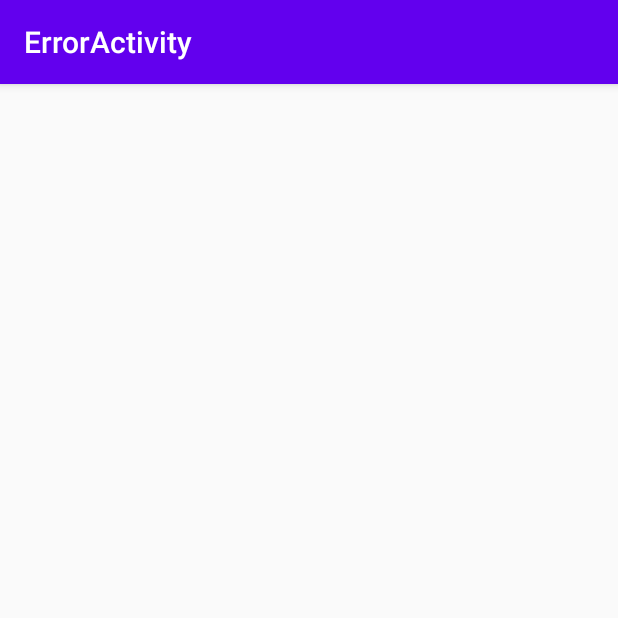
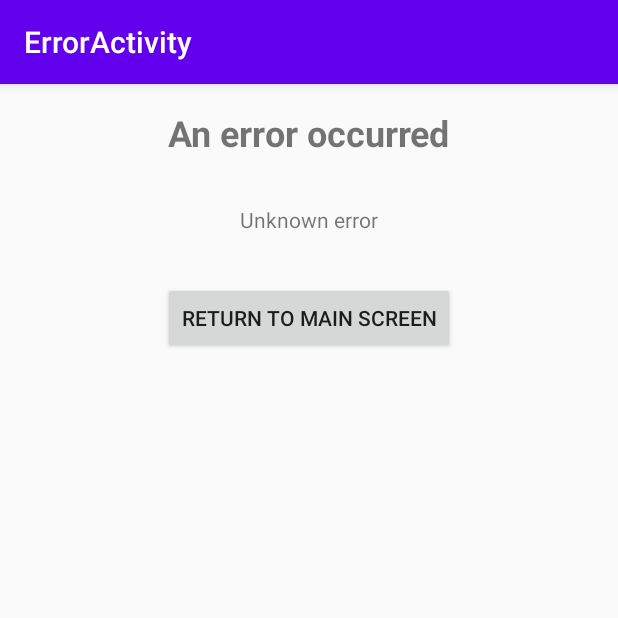
Before and after one commit to Hide-Hunt/HideAndHunt, an Android app: the ErrorActivity screen opened directly, with no data from a screen before it, on a phone screen of 412 x 824 dp, the top half of it. Run offline under Robolectric (Android 15) with nearby library versions, the phone set to English and light mode, and no system bars.

Commit message:
Fix activity error display

```diff
--- a/app/src/main/res/layout/activity_error.xml
+++ b/app/src/main/res/layout/activity_error.xml
@@ -6,6 +6,7 @@
     android:layout_width="match_parent"
     android:layout_height="match_parent"
     tools:context=".error.ErrorActivity">
+
     <TextView
         android:id="@+id/title"
         android:layout_width="wrap_content"
@@ -16,7 +17,7 @@
         android:textStyle="bold"
         app:layout_constraintEnd_toEndOf="parent"
         app:layout_constraintStart_toStartOf="parent"
-        app:layout_constraintTop_toBottomOf="parent" />
+        app:layout_constraintTop_toTopOf="parent" />
 
     <TextView
         android:id="@+id/error_detail"
```
